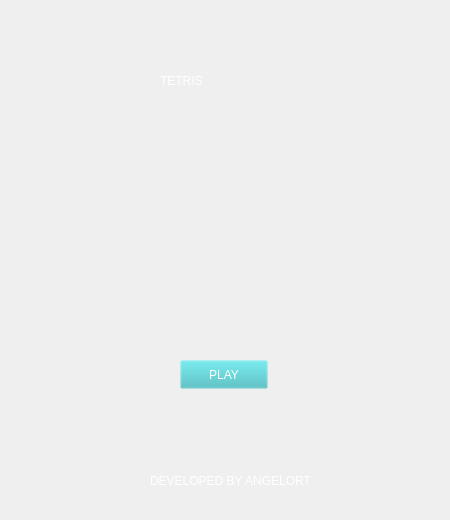
Above: src/mainwindow.ui from angelortizv/Tetris before the change. Below: the same form after it.
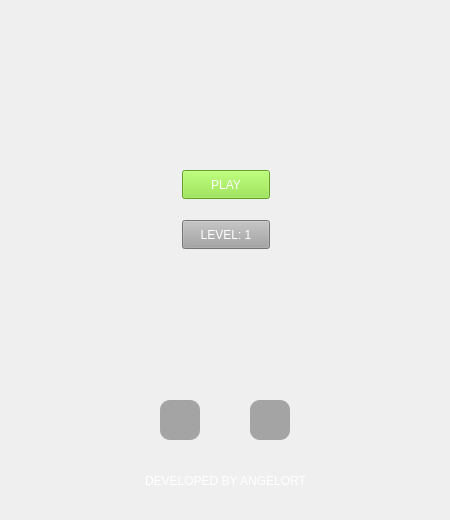
That is the form after the change. Icons and pictures are not drawn.

Commit message: [UPDATE] Original Game Style

What changed in the file:
```diff
--- a/src/mainwindow.ui
+++ b/src/mainwindow.ui
@@ -28,32 +28,16 @@
      </rect>
     </property>
     <property name="styleSheet">
-     <string notr="true">background-image: url(:/src/img/background);</string>
+     <string notr="true">background-image: url(:/src/img/background.jpg);</string>
     </property>
     <property name="text">
      <string/>
     </property>
    </widget>
-   <widget class="QLabel" name="title_label">
-    <property name="geometry">
-     <rect>
-      <x>160</x>
-      <y>50</y>
-      <width>131</width>
-      <height>61</height>
-     </rect>
-    </property>
-    <property name="styleSheet">
-     <string notr="true">color: rgb(255, 255, 255);</string>
-    </property>
-    <property name="text">
-     <string>TETRIS</string>
-    </property>
-   </widget>
    <widget class="QLabel" name="developer">
     <property name="geometry">
      <rect>
-      <x>150</x>
+      <x>145</x>
       <y>450</y>
       <width>161</width>
       <height>61</height>
@@ -66,118 +50,126 @@
      <string>DEVELOPED BY ANGELORTIZV</string>
     </property>
    </widget>
-   <widget class="QLabel" name="key_up">
-    <property name="geometry">
-     <rect>
-      <x>190</x>
-      <y>130</y>
-      <width>61</width>
-      <height>51</height>
-     </rect>
-    </property>
-    <property name="toolTip">
-     <string>Change the tetrominoes direction</string>
-    </property>
-    <property name="styleSheet">
-     <string notr="true">image: url(:/src/img/tiles/up_key.png);</string>
-    </property>
-    <property name="text">
-     <string/>
-    </property>
-   </widget>
-   <widget class="QLabel" name="key_down">
-    <property name="geometry">
-     <rect>
-      <x>190</x>
-      <y>190</y>
-      <width>61</width>
-      <height>51</height>
-     </rect>
-    </property>
-    <property name="toolTip">
-     <string>Put Down the tetrominoes </string>
-    </property>
-    <property name="styleSheet">
-     <string notr="true">image: url(:/src/img/tiles/down_key.png);</string>
-    </property>
-    <property name="text">
-     <string/>
-    </property>
-   </widget>
-   <widget class="QLabel" name="key_right">
-    <property name="geometry">
-     <rect>
-      <x>250</x>
-      <y>190</y>
-      <width>61</width>
-      <height>51</height>
-     </rect>
-    </property>
-    <property name="toolTip">
-     <string>Move right the tetrominoes across window</string>
-    </property>
-    <property name="styleSheet">
-     <string notr="true">image: url(:/src/img/tiles/right_key.png);</string>
-    </property>
-    <property name="text">
-     <string/>
-    </property>
-   </widget>
-   <widget class="QLabel" name="key_left">
-    <property name="geometry">
-     <rect>
-      <x>130</x>
-      <y>190</y>
-      <width>61</width>
-      <height>51</height>
-     </rect>
-    </property>
-    <property name="toolTip">
-     <string>Move right the tetrominoes across window</string>
-    </property>
-    <property name="styleSheet">
-     <string notr="true">image: url(:/src/img/tiles/left_key.png);</string>
-    </property>
-    <property name="text">
-     <string/>
-    </property>
-   </widget>
-   <widget class="QLabel" name="key_down_2">
-    <property name="geometry">
-     <rect>
-      <x>130</x>
-      <y>250</y>
-      <width>181</width>
-      <height>51</height>
-     </rect>
-    </property>
-    <property name="toolTip">
-     <string>Use the space button to rotate the tetrominoes to fit holes</string>
-    </property>
-    <property name="styleSheet">
-     <string notr="true">border-image: url(:/src/img/tiles/space_key.png);</string>
-    </property>
-    <property name="text">
-     <string/>
-    </property>
-   </widget>
    <widget class="QPushButton" name="play_button">
     <property name="geometry">
      <rect>
-      <x>180</x>
-      <y>360</y>
+      <x>182</x>
+      <y>170</y>
       <width>88</width>
       <height>29</height>
      </rect>
     </property>
     <property name="styleSheet">
      <string notr="true">color: rgb(255, 255, 255);
-background-color: rgba(64, 186, 191, 0);</string>
+background-color: rgb(138, 226, 52);</string>
     </property>
     <property name="text">
      <string>PLAY</string>
     </property>
    </widget>
+   <widget class="QLabel" name="logo">
+    <property name="geometry">
+     <rect>
+      <x>160</x>
+      <y>40</y>
+      <width>141</width>
+      <height>121</height>
+     </rect>
+    </property>
+    <property name="styleSheet">
+     <string notr="true">image: url(:/src/img/logo);</string>
+    </property>
+    <property name="text">
+     <string/>
+    </property>
+   </widget>
+   <widget class="QPushButton" name="sel_level_button">
+    <property name="geometry">
+     <rect>
+      <x>182</x>
+      <y>220</y>
+      <width>88</width>
+      <height>29</height>
+     </rect>
+    </property>
+    <property name="styleSheet">
+     <string notr="true">color: rgb(255, 255, 255);
+background-color: rgb(164, 164, 164);</string>
+    </property>
+    <property name="text">
+     <string>LEVEL: 1</string>
+    </property>
+   </widget>
+   <widget class="QPushButton" name="pushButton">
+    <property name="geometry">
+     <rect>
+      <x>160</x>
+      <y>400</y>
+      <width>40</width>
+      <height>40</height>
+     </rect>
+    </property>
+    <property name="styleSheet">
+     <string notr="true">QPushButton{
+	border-radius: 10px;
+}
+QPushButton:!hover{
+	background-color: rgb(164, 164, 164);
+}
+QPushButton:hover{
+	
+	background-color: rgb(136, 138, 133);
+}</string>
+    </property>
+    <property name="text">
+     <string/>
+    </property>
+    <property name="icon">
+     <iconset resource="../resources.qrc">
+      <normaloff>:/src/img/icon_settings.png</normaloff>:/src/img/icon_settings.png</iconset>
+    </property>
+    <property name="iconSize">
+     <size>
+      <width>16</width>
+      <height>16</height>
+     </size>
+    </property>
+   </widget>
+   <widget class="QPushButton" name="pushButton_2">
+    <property name="geometry">
+     <rect>
+      <x>250</x>
+      <y>400</y>
+      <width>40</width>
+      <height>40</height>
+     </rect>
+    </property>
+    <property name="styleSheet">
+     <string notr="true">QPushButton{
+	border-radius: 10px;
+}
+QPushButton:!hover{
+	background-color: rgb(164, 164, 164);
+}
+QPushButton:hover{
+	
+	background-color: rgb(136, 138, 133);
+}</string>
+    </property>
+    <property name="text">
+     <string/>
+    </property>
+    <property name="icon">
+     <iconset resource="../resources.qrc">
+      <normaloff>:/src/img/icon_help.png</normaloff>:/src/img/icon_help.png</iconset>
+    </property>
+    <property name="iconSize">
+     <size>
+      <width>16</width>
+      <height>16</height>
+     </size>
+    </property>
+   </widget>
   </widget>
  </widget>
  <layoutdefault spacing="6" margin="11"/>
```
The commit also changes 9 other files.
